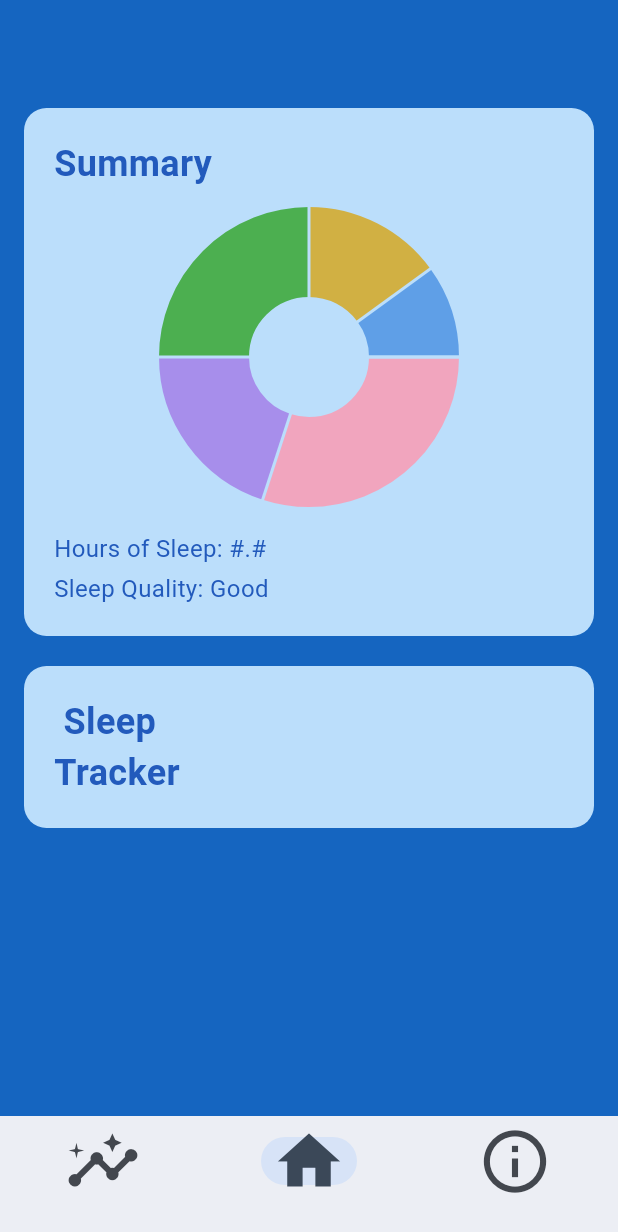
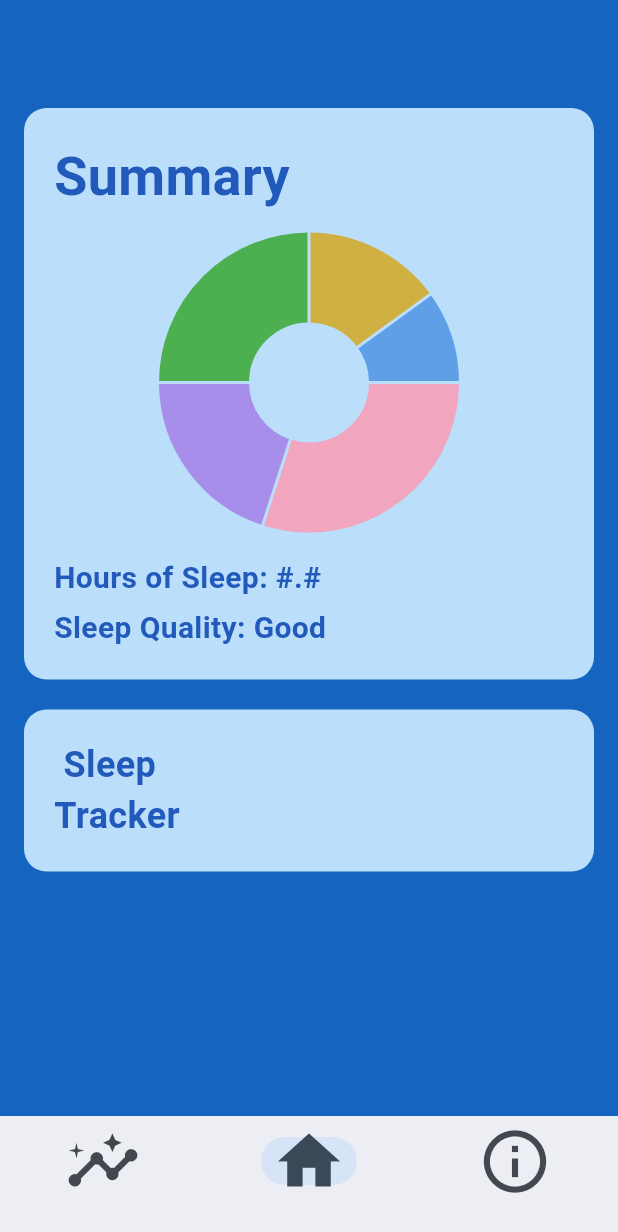
Before and after one commit to AdrienneChiu/AI-SleepAppTracker, a Flutter app: the screen it shows after launch, item 2 of the bottom bar chosen, on a phone screen of 412 x 824 dp. Shown: the top 1232 px of the screen. Run offline on Flutter 3.47's test engine with Material 3 defaults, Android fonts, the phone set to English and light mode, and no system bars; drawn by our look-alikes of fl_chart.

Commit message:
changed font style of text in summary section

```diff
--- a/lib/home_page.dart
+++ b/lib/home_page.dart
@@ -78,7 +78,7 @@ class _HomePageState extends State<HomePage> {
               const Text(
                 'Summary',
                 style: TextStyle(
-                  fontSize: 24,
+                  fontSize: 36,
                   fontWeight: FontWeight.bold,
                   color: Color.fromARGB(255, 34, 90, 188),
                 ),
@@ -94,16 +94,18 @@ class _HomePageState extends State<HomePage> {
               const Text(
                 'Hours of Sleep: #.#',
                 style: TextStyle(
-                  fontSize: 16,
+                  fontSize: 20,
                   color: Color.fromARGB(255, 34, 90, 188),
+                  fontWeight: FontWeight.bold,
                 ),
               ),
               const SizedBox(height: 4.0),
               const Text(
                 'Sleep Quality: Good',
                 style: TextStyle(
-                  fontSize: 16,
+                  fontSize: 20,
                   color: Color.fromARGB(255, 34, 90, 188),
+                  fontWeight: FontWeight.bold,
                 ),
               ),
             ],
```
